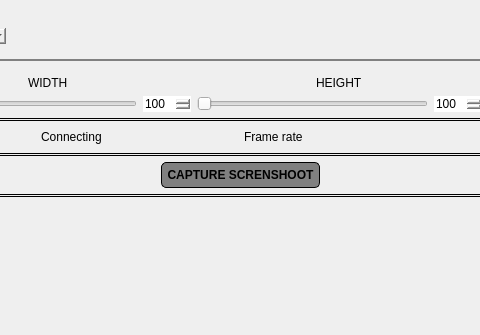
The window that camera_panel/resource/camera_panel.ui (GroupOfRobots/MiniRysRQT) describes before a commit, drawn with Qt 5; both pictures show x 114 to 594 and y 0 to 335 of the 709 by 587 pixel window.
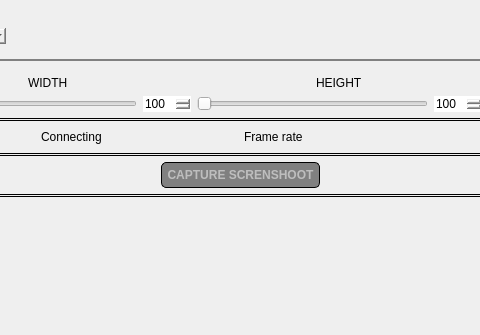
The same window after the commit. Icons and pictures are not drawn.

```diff
--- a/camera_panel/resource/camera_panel.ui
+++ b/camera_panel/resource/camera_panel.ui
@@ -322,6 +322,9 @@
         <layout class="QHBoxLayout" name="horizontalLayout_7">
          <item alignment="Qt::AlignHCenter">
           <widget class="QPushButton" name="screenshotButtonUI">
+           <property name="enabled">
+            <bool>false</bool>
+           </property>
            <property name="cursor">
             <cursorShape>PointingHandCursor</cursorShape>
            </property>
```
